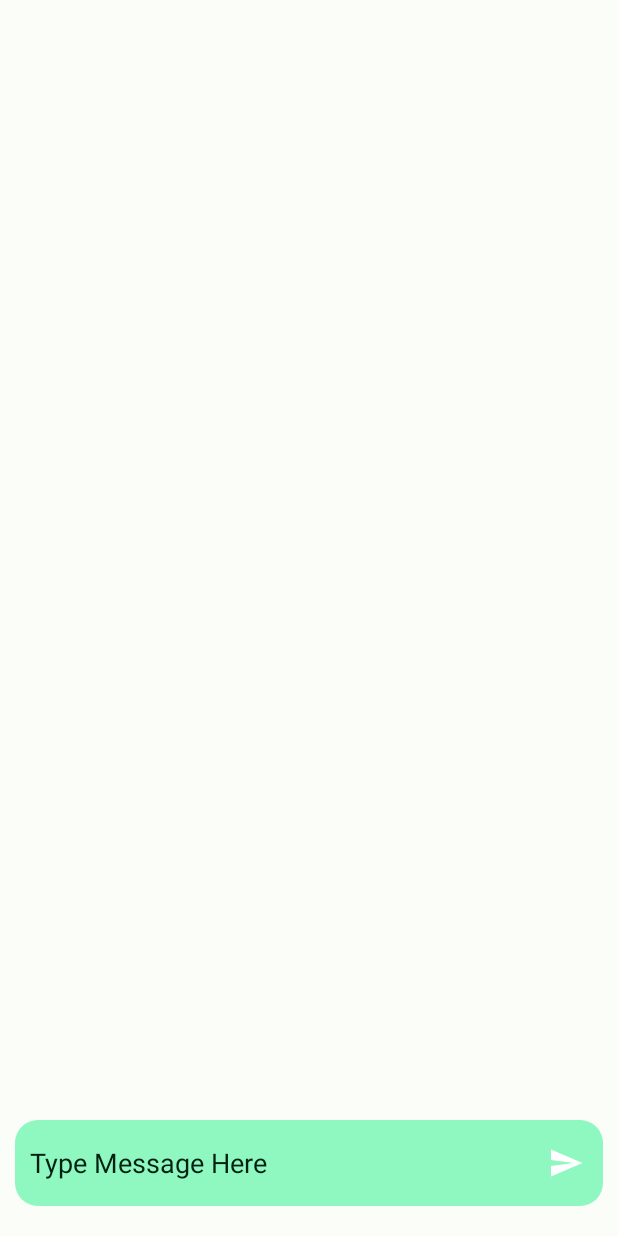
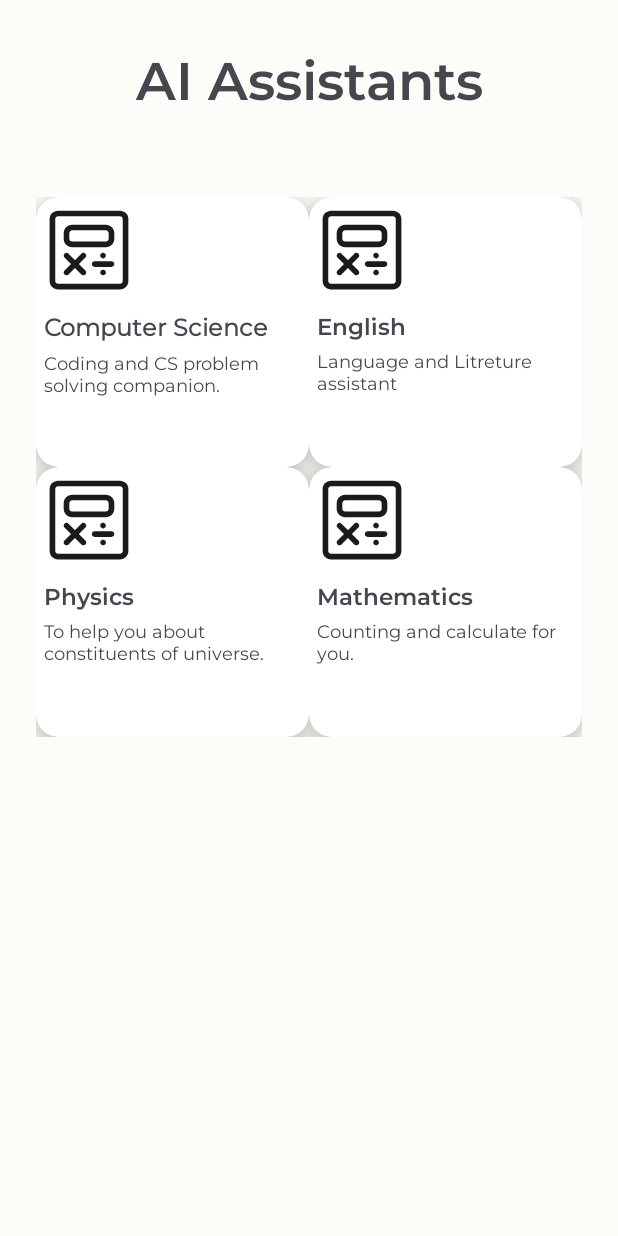
Before and after one commit to mayank0rajput/Chat-Messenger, an Android app: the screen it shows after launch once a user with an empty profile is signed in (MainActivity before the commit, HomeScreen after it), on a phone screen of 412 x 824 dp. Run offline under Robolectric (Android 15) with nearby library versions, the phone set to English and light mode, and no system bars; our stand-ins replace Firebase (no records; nobody signed in at launch, a user with empty details on screens opened directly).

Commit message:
feat: added home screen

```diff
--- a/app/build.gradle
+++ b/app/build.gradle
@@ -16,7 +16,7 @@ android {
         targetSdk 33
 
         versionCode 1
-        versionName "1.0"
+        versionName "2.0"
 
         testInstrumentationRunner "androidx.test.runner.AndroidJUnitRunner"
     }
@@ -48,6 +48,7 @@ dependencies {
     implementation 'androidx.annotation:annotation:1.6.0'
     implementation 'androidx.lifecycle:lifecycle-livedata-ktx:2.6.2'
     implementation 'androidx.lifecycle:lifecycle-viewmodel-ktx:2.6.2'
+    implementation 'androidx.gridlayout:gridlayout:1.0.0'
     testImplementation 'junit:junit:4.13.2'
     androidTestImplementation 'androidx.test.ext:junit:1.1.5'
     androidTestImplementation 'androidx.test.espresso:espresso-core:3.5.1'
--- /dev/null
+++ b/app/src/main/java/com/example/chatmessenger/HomeScreen.kt
@@ -0,0 +1,64 @@
+package com.example.chatmessenger
+
+import android.content.Intent
+import androidx.appcompat.app.AppCompatActivity
+import android.os.Bundle
+import android.view.LayoutInflater
+import android.widget.Toast
+import com.example.chatmessenger.databinding.ActivityHomeScreenBinding
+import com.google.firebase.auth.FirebaseAuth
+
+class HomeScreen : AppCompatActivity() {
+    lateinit var binding: ActivityHomeScreenBinding
+    override fun onCreate(savedInstanceState: Bundle?) {
+        super.onCreate(savedInstanceState)
+        binding = ActivityHomeScreenBinding.inflate(LayoutInflater.from(this))
+        setContentView(binding.root)
+        verifyUserIsLogged()
+
+        val cardMaths = binding.cardmaths
+        val cardEndlish = binding.cardenglish
+        val cardcomputerscience = binding.cardcs
+        val cardPhysics = binding.cardphysics
+        cardMaths.setOnClickListener {
+            openMathsChat()
+        }
+        cardEndlish.setOnClickListener {
+            openEnglishChat()
+        }
+        cardcomputerscience.setOnClickListener {
+            openComputerScienceChat()
+        }
+        cardPhysics.setOnClickListener {
+            openPhysicsChat()
+        }
+    }
+    private fun openMathsChat(){
+        val intent = Intent(this,MainActivity::class.java)
+        Toast.makeText(this,"Opening Mathematics Chat-Bot",Toast.LENGTH_SHORT).show()
+        startActivity(intent)
+    }
+    private fun openEnglishChat(){
+        val intent = Intent(this,MainActivity::class.java)
+        Toast.makeText(this,"Opening English Chat-Bot",Toast.LENGTH_SHORT).show()
+        startActivity(intent)
+    }
+    private fun openComputerScienceChat(){
+        val intent = Intent(this,MainActivity::class.java)
+        Toast.makeText(this,"Opening Computer Science Chat-Bot",Toast.LENGTH_SHORT).show()
+        startActivity(intent)
+    }
+    private fun openPhysicsChat(){
+        val intent = Intent(this,MainActivity::class.java)
+        Toast.makeText(this,"Opening Physics Chat-Bot",Toast.LENGTH_SHORT).show()
+        startActivity(intent)
+    }
+    private fun verifyUserIsLogged(){
+        val uid = FirebaseAuth.getInstance().uid
+        if(uid==null){
+            val intent = Intent(this,LoginActivity::class.java)
+            intent.flags = Intent.FLAG_ACTIVITY_CLEAR_TASK.or(Intent.FLAG_ACTIVITY_NEW_TASK)
+            startActivity(intent)
+        }
+    }
+}
--- a/app/src/main/java/com/example/chatmessenger/LoginActivity.kt
+++ b/app/src/main/java/com/example/chatmessenger/LoginActivity.kt
@@ -32,7 +32,7 @@ class LoginActivity : AppCompatActivity() {
                         Log.d("Hare Krishna", "signInWithEmail:success")
                         val user = auth.currentUser
                         Toast.makeText(this,"Auth Successful",Toast.LENGTH_SHORT).show()
-                        val intent = Intent(this,MainActivity::class.java)
+                        val intent = Intent(this,HomeScreen::class.java)
                         intent.flags = Intent.FLAG_ACTIVITY_CLEAR_TASK.or(Intent.FLAG_ACTIVITY_NEW_TASK)
                         startActivity(intent)
                     } else {
--- a/app/src/main/java/com/example/chatmessenger/MainActivity.kt
+++ b/app/src/main/java/com/example/chatmessenger/MainActivity.kt
@@ -28,7 +28,6 @@ class MainActivity : AppCompatActivity() {
         binding = ActivityMainBinding.inflate(LayoutInflater.from(this))
         setContentView(binding.root)
         var auth = Firebase.auth
-        verifyUserIsLogged()
         val user = auth.currentUser
         binding.usernametextview.text = user?.email.toString()
 
@@ -68,14 +67,7 @@ class MainActivity : AppCompatActivity() {
             }
         }
     }
-    private fun verifyUserIsLogged(){
-        val uid = FirebaseAuth.getInstance().uid
-        if(uid==null){
-            val intent = Intent(this,LoginActivity::class.java)
-            intent.flags = Intent.FLAG_ACTIVITY_CLEAR_TASK.or(Intent.FLAG_ACTIVITY_NEW_TASK)
-            startActivity(intent)
-        }
-    }
+
     private fun position() : Int{
         var pos =  adapter.itemCount
         if(pos == 0|| pos == null){
--- /dev/null
+++ b/app/src/main/res/drawable/baseline_account_circle_24.xml
@@ -0,0 +1,5 @@
+<vector android:height="80dp" android:tint="#000000"
+    android:viewportHeight="24" android:viewportWidth="24"
+    android:width="80dp" xmlns:android="http://schemas.android.com/apk/res/android">
+    <path android:fillColor="@android:color/white" android:pathData="M12,2C6.48,2 2,6.48 2,12s4.48,10 10,10s10,-4.48 10,-10S17.52,2 12,2zM12,6c1.93,0 3.5,1.57 3.5,3.5S13.93,13 12,13s-3.5,-1.57 -3.5,-3.5S10.07,6 12,6zM12,20c-2.03,0 -4.43,-0.82 -6.14,-2.88C7.55,15.8 9.68,15 12,15s4.45,0.8 6.14,2.12C16.43,19.18 14.03,20 12,20z"/>
+</vector>
--- /dev/null
+++ b/app/src/main/res/drawable/matemathic.xml
@@ -0,0 +1,10 @@
+<vector android:height="80dp" android:viewportHeight="32"
+    android:viewportWidth="32" android:width="80dp" xmlns:android="http://schemas.android.com/apk/res/android">
+    <path android:fillColor="?attr/colorOnBackground" android:pathData="M22,15H10C9.204,15 8.441,14.684 7.879,14.121C7.316,13.559 7,12.796 7,12V10C7,9.204 7.316,8.441 7.879,7.879C8.441,7.316 9.204,7 10,7H22C22.796,7 23.559,7.316 24.121,7.879C24.684,8.441 25,9.204 25,10V12C25,12.796 24.684,13.559 24.121,14.121C23.559,14.684 22.796,15 22,15ZM10,9C9.735,9 9.48,9.105 9.293,9.293C9.105,9.48 9,9.735 9,10V12C9,12.265 9.105,12.52 9.293,12.707C9.48,12.895 9.735,13 10,13H22C22.265,13 22.52,12.895 22.707,12.707C22.895,12.52 23,12.265 23,12V10C23,9.735 22.895,9.48 22.707,9.293C22.52,9.105 22.265,9 22,9H10Z"/>
+    <path android:fillColor="?attr/colorOnBackground" android:pathData="M27,30H5C4.204,30 3.441,29.684 2.879,29.121C2.316,28.559 2,27.796 2,27V5C2,4.204 2.316,3.441 2.879,2.879C3.441,2.316 4.204,2 5,2H27C27.796,2 28.559,2.316 29.121,2.879C29.684,3.441 30,4.204 30,5V27C30,27.796 29.684,28.559 29.121,29.121C28.559,29.684 27.796,30 27,30ZM5,4C4.735,4 4.48,4.105 4.293,4.293C4.105,4.48 4,4.735 4,5V27C4,27.265 4.105,27.52 4.293,27.707C4.48,27.895 4.735,28 5,28H27C27.265,28 27.52,27.895 27.707,27.707C27.895,27.52 28,27.265 28,27V5C28,4.735 27.895,4.48 27.707,4.293C27.52,4.105 27.265,4 27,4H5Z"/>
+    <path android:fillColor="?attr/colorOnBackground" android:pathData="M14,25C13.868,25.001 13.738,24.976 13.616,24.926C13.494,24.876 13.383,24.803 13.29,24.71L7.29,18.71C7.102,18.522 6.996,18.266 6.996,18C6.996,17.734 7.102,17.478 7.29,17.29C7.478,17.102 7.734,16.996 8,16.996C8.266,16.996 8.522,17.102 8.71,17.29L14.71,23.29C14.804,23.383 14.878,23.493 14.929,23.615C14.98,23.737 15.006,23.868 15.006,24C15.006,24.132 14.98,24.263 14.929,24.385C14.878,24.506 14.804,24.617 14.71,24.71C14.617,24.803 14.506,24.876 14.384,24.926C14.262,24.976 14.132,25.001 14,25Z"/>
+    <path android:fillColor="?attr/colorOnBackground" android:pathData="M8,25C7.868,25.001 7.738,24.976 7.616,24.926C7.494,24.876 7.383,24.803 7.29,24.71C7.196,24.617 7.122,24.506 7.071,24.385C7.02,24.263 6.994,24.132 6.994,24C6.994,23.868 7.02,23.737 7.071,23.615C7.122,23.493 7.196,23.383 7.29,23.29L13.29,17.29C13.383,17.197 13.494,17.123 13.616,17.072C13.738,17.022 13.868,16.996 14,16.996C14.132,16.996 14.262,17.022 14.384,17.072C14.506,17.123 14.617,17.197 14.71,17.29C14.803,17.383 14.877,17.494 14.928,17.616C14.978,17.737 15.004,17.868 15.004,18C15.004,18.132 14.978,18.262 14.928,18.384C14.877,18.506 14.803,18.617 14.71,18.71L8.71,24.71C8.617,24.803 8.506,24.876 8.384,24.926C8.262,24.976 8.132,25.001 8,25Z"/>
+    <path android:fillColor="?attr/colorOnBackground" android:pathData="M24,22H18C17.735,22 17.48,21.895 17.293,21.707C17.105,21.52 17,21.265 17,21C17,20.735 17.105,20.48 17.293,20.293C17.48,20.105 17.735,20 18,20H24C24.265,20 24.52,20.105 24.707,20.293C24.895,20.48 25,20.735 25,21C25,21.265 24.895,21.52 24.707,21.707C24.52,21.895 24.265,22 24,22Z"/>
+    <path android:fillColor="?attr/colorOnBackground" android:pathData="M21,25C20.735,24.996 20.482,24.893 20.29,24.71L20.17,24.56C20.132,24.504 20.102,24.444 20.08,24.38C20.044,24.324 20.017,24.264 20,24.2C19.996,24.133 19.996,24.067 20,24C20.004,23.735 20.107,23.482 20.29,23.29C20.431,23.151 20.609,23.057 20.803,23.02C20.997,22.983 21.198,23.003 21.38,23.08C21.503,23.128 21.615,23.199 21.71,23.29C21.893,23.482 21.996,23.735 22,24C22.004,24.067 22.004,24.133 22,24.2C21.989,24.263 21.969,24.323 21.94,24.38C21.918,24.444 21.888,24.504 21.85,24.56C21.813,24.612 21.773,24.663 21.73,24.71C21.635,24.801 21.523,24.872 21.4,24.92C21.275,24.979 21.138,25.007 21,25Z"/>
+    <path android:fillColor="?attr/colorOnBackground" android:pathData="M21,19C20.735,19 20.48,18.895 20.293,18.707C20.105,18.52 20,18.265 20,18C19.995,17.937 19.995,17.873 20,17.81C20.009,17.744 20.03,17.68 20.06,17.62C20.082,17.556 20.112,17.496 20.15,17.44L20.27,17.29C20.411,17.151 20.589,17.057 20.783,17.02C20.977,16.983 21.178,17.003 21.36,17.08C21.483,17.128 21.595,17.199 21.69,17.29C21.733,17.337 21.773,17.388 21.81,17.44C21.848,17.496 21.878,17.556 21.9,17.62C21.93,17.68 21.951,17.744 21.96,17.81C21.978,17.872 21.992,17.936 22,18C21.996,18.265 21.893,18.518 21.71,18.71C21.615,18.801 21.503,18.872 21.38,18.92C21.26,18.971 21.131,18.998 21,19Z"/>
+</vector>
--- /dev/null
+++ b/app/src/main/res/layout/activity_home_screen.xml
@@ -0,0 +1,212 @@
+<?xml version="1.0" encoding="utf-8"?>
+<RelativeLayout xmlns:android="http://schemas.android.com/apk/res/android"
+    xmlns:app="http://schemas.android.com/apk/res-auto"
+    xmlns:tools="http://schemas.android.com/tools"
+    android:layout_width="match_parent"
+    android:layout_height="match_parent"
+    tools:context=".HomeScreen">
+    <TextView
+        android:id="@+id/titleviewhomescreen"
+        android:layout_width="wrap_content"
+        android:layout_height="wrap_content"
+        android:layout_marginTop="30dp"
+        android:text="AI Assistants"
+        android:layout_alignParentTop="true"
+        android:layout_alignParentRight="true"
+        android:layout_alignParentLeft="true"
+        android:textAlignment="center"
+        android:textSize="35sp"
+        android:fontFamily="@font/montserratsemibold"/>
+
+    <GridLayout
+        android:id="@+id/gridlayouthomescreen"
+        android:layout_width="match_parent"
+        android:layout_height="wrap_content"
+        android:layout_marginTop="30dp"
+        android:layout_marginRight="24dp"
+        android:layout_marginLeft="24dp"
+        android:paddingVertical="25dp"
+        android:rowCount="4"
+        android:columnCount="2"
+        android:layout_below="@+id/titleviewhomescreen"
+        android:visibility="visible">
+
+        <androidx.cardview.widget.CardView
+            android:id="@+id/cardcs"
+            android:layout_width="160dp"
+            android:layout_height="180dp"
+            android:visibility="visible"
+            android:layout_marginVertical="10dp"
+            android:layout_marginHorizontal="7dp"
+            app:cardElevation="12dp"
+            app:cardCornerRadius="15dp"
+            android:layout_rowWeight="1"
+            android:layout_columnWeight="1"
+            android:layout_row="1"
+            android:layout_column="0">
+
+            <LinearLayout
+                android:layout_width="match_parent"
+                android:layout_height="match_parent"
+                android:orientation="vertical"
+                android:visibility="visible">
+                <ImageView
+                    android:layout_margin="5dp"
+                    android:id="@+id/cardimage1"
+                    android:layout_width="60dp"
+                    android:layout_height="60dp"
+                    android:layout_gravity="left"
+                    android:src="@drawable/matemathic" />
+                <TextView
+                    android:layout_width="wrap_content"
+                    android:layout_height="wrap_content"
+                    android:text="Computer Science"
+                    android:layout_margin="5dp"
+                    android:textSize="16sp"
+                    android:textStyle="bold"
+                    android:fontFamily="@font/montserratregular"/>
+                <TextView
+                    android:layout_width="wrap_content"
+                    android:layout_height="wrap_content"
+                    android:textSize="12sp"
+                    android:layout_marginLeft="5dp"
+                    android:text="Coding and CS problem solving companion."
+                    android:fontFamily="@font/montserratregular"/>
+            </LinearLayout>
+
+        </androidx.cardview.widget.CardView>
+
+        <androidx.cardview.widget.CardView
+            android:id="@+id/cardenglish"
+            android:layout_width="160dp"
+            android:layout_height="180dp"
+            android:visibility="visible"
+            android:layout_marginVertical="10dp"
+            android:layout_marginHorizontal="7dp"
+            app:cardElevation="12dp"
+            app:cardCornerRadius="15dp"
+            android:layout_rowWeight="1"
+            android:layout_columnWeight="1"
+            android:layout_row="1"
+            android:layout_column="1">
+
+            <LinearLayout
+                android:layout_width="match_parent"
+                android:layout_height="match_parent"
+                android:orientation="vertical"
+                android:visibility="visible">
+                <ImageView
+                    android:id="@+id/cardimage2"
+                    android:layout_width="60dp"
+                    android:layout_height="60dp"
+                    android:layout_gravity="left"
+                    android:layout_margin="5dp"
+                    android:src="@drawable/matemathic" />
+                <TextView
+                    android:layout_width="wrap_content"
+                    android:layout_height="wrap_content"
+                    android:text="English"
+                    android:layout_margin="5dp"
+                    android:textSize="15sp"
+                    android:textStyle="bold"
+                    android:fontFamily="@font/montserratsemibold" />
+                <TextView
+                    android:layout_width="wrap_content"
+                    android:layout_height="wrap_content"
+                    android:textSize="12sp"
+                    android:layout_marginLeft="5dp"
+                    android:text="Language and Litreture assistant"
+                    android:fontFamily="@font/montserratregular"/>
+            </LinearLayout>
+
+        </androidx.cardview.widget.CardView>
+
+        <androidx.cardview.widget.CardView
+            android:id="@+id/cardphysics"
+            android:layout_width="160dp"
+            android:layout_height="180dp"
+            android:visibility="visible"
+            android:layout_marginVertical="10dp"
+            android:layout_marginHorizontal="7dp"
+            app:cardElevation="12dp"
+            app:cardCornerRadius="15dp"
+            android:layout_rowWeight="1"
+            android:layout_columnWeight="1">
+
+            <LinearLayout
+                android:layout_width="match_parent"
+                android:layout_height="match_parent"
+                android:orientation="vertical"
+                android:visibility="visible">
+                <ImageView
+                    android:id="@+id/cardimage3"
+                    android:layout_width="60dp"
+                    android:layout_height="60dp"
+                    android:layout_gravity="left"
+                    android:layout_margin="5dp"
+                    android:src="@drawable/matemathic" />
+                <TextView
+                    android:layout_width="wrap_content"
+                    android:layout_height="wrap_content"
+                    android:text="Physics"
+                    android:layout_margin="5dp"
+                    android:textSize="15sp"
+                    android:textStyle="bold"
+                    android:fontFamily="@font/montserratsemibold" />
+                <TextView
+                    android:layout_width="wrap_content"
+                    android:layout_height="wrap_content"
+                    android:textSize="12sp"
+                    android:layout_marginLeft="5dp"
+                    android:text="To help you about constituents of universe."
+                    android:fontFamily="@font/montserratregular"/>
+            </LinearLayout>
+
+        </androidx.cardview.widget.CardView>
+
+        <androidx.cardview.widget.CardView
+            android:id="@+id/cardmaths"
+            android:layout_width="160dp"
+            android:layout_height="180dp"
+            android:visibility="visible"
+            android:layout_marginVertical="10dp"
+            android:layout_marginHorizontal="7dp"
+            app:cardElevation="12dp"
+            app:cardCornerRadius="15dp"
+            android:layout_rowWeight="1"
+            android:layout_columnWeight="1">
+
+            <LinearLayout
+                android:layout_width="match_parent"
+                android:layout_height="match_parent"
+                android:orientation="vertical"
+                android:visibility="visible">
+                <ImageView
+                    android:id="@+id/cardimage4"
+                    android:layout_width="60dp"
+                    android:layout_height="60dp"
+                    android:layout_gravity="left"
+                    android:layout_margin="5dp"
+                    android:src="@drawable/matemathic" />
+                <TextView
+                    android:layout_width="wrap_content"
+                    android:layout_height="wrap_content"
+                    android:text="Mathematics"
+                    android:layout_margin="5dp"
+                    android:textSize="15sp"
+                    android:textStyle="bold"
+                    android:fontFamily="@font/montserratsemibold" />
+                <TextView
+                    android:layout_width="wrap_content"
+                    android:layout_height="wrap_content"
+                    android:textSize="12sp"
+                    android:layout_marginLeft="5dp"
+                    android:text="Counting and calculate for you."
+                    android:fontFamily="@font/montserratregular"/>
+            </LinearLayout>
+
+        </androidx.cardview.widget.CardView>
+
+    </GridLayout>
+
+</RelativeLayout>
```
Also changed, not shown: app/src/main/AndroidManifest.xml (+9 -7 lines).
